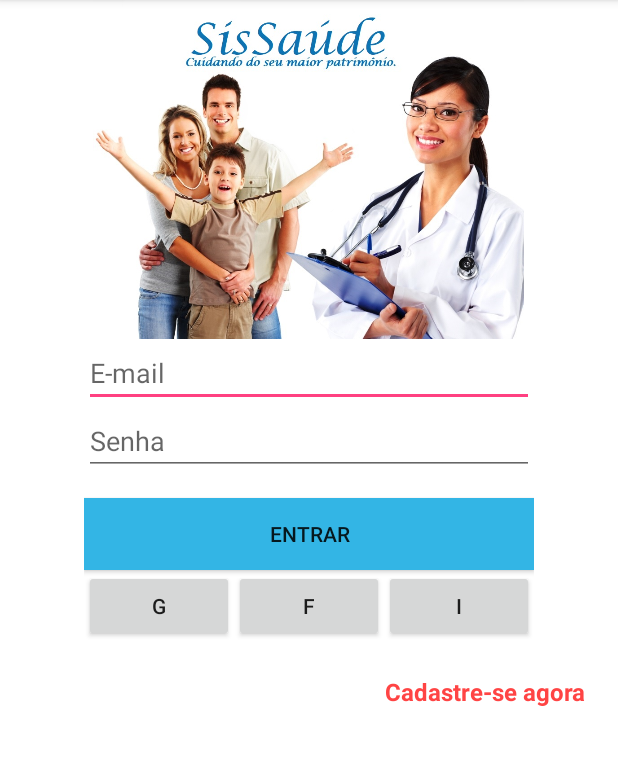
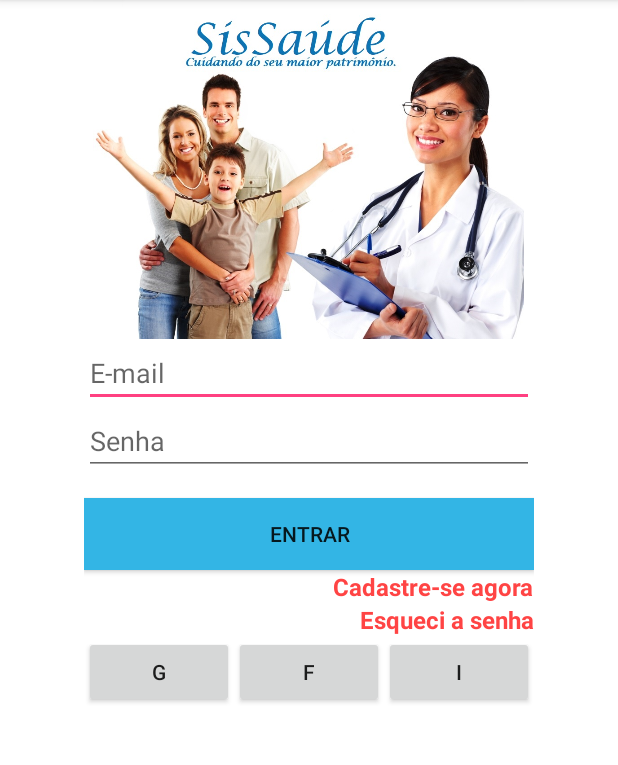
Before and after one commit to pauloweneson/sisSaude, an Android app: the screen it shows after launch (MainActivity), on a phone screen of 412 x 824 dp, the part 84-849 px from its top. Run offline under Robolectric (Android 15) with nearby library versions, the phone set to English and light mode, and no system bars.

Commit message:
Cadastro de usuário, faltou fazer funcionar a tela de recuperar senha.

```diff
--- a/app/build.gradle
+++ b/app/build.gradle
@@ -27,6 +27,10 @@ dependencies {
     compile 'com.android.support:appcompat-v7:25.3.1'
     compile 'com.android.support.constraint:constraint-layout:1.0.2'
     testCompile 'junit:junit:4.12'
+
+    compile 'com.google.firebase:firebase-auth:9.6.1'
+
+
 }
 
 apply plugin: 'com.google.gms.google-services'
--- a/app/src/main/java/com/wps/guiamedico/MainActivity.java
+++ b/app/src/main/java/com/wps/guiamedico/MainActivity.java
@@ -26,4 +26,8 @@ public class MainActivity extends AppCompatActivity {
         Intent telaCadastro = new Intent(MainActivity.this, cadastroActivity.class);
         startActivity(telaCadastro);
     }
+    public void linkEsqueciOnClick(View v) {
+        Intent telaEsqueci = new Intent(MainActivity.this, esqueciActivity.class);
+        startActivity(telaEsqueci);
+    }
 }
--- a/app/src/main/res/layout/activity_main.xml
+++ b/app/src/main/res/layout/activity_main.xml
@@ -49,6 +49,30 @@
             android:onClick="buttonOnClick"
             android:text="Entrar" />
 
+        <TextView
+            android:id="@+id/link_cadastrar"
+            android:layout_width="wrap_content"
+            android:layout_height="wrap_content"
+            android:layout_gravity="right"
+            android:onClick="linkCadastrarOnClick"
+            android:text="Cadastre-se agora"
+            android:textColor="@android:color/holo_red_light"
+            android:textColorLink="@android:color/holo_red_light"
+            android:textSize="16dp"
+            android:textStyle="bold" />
+
+        <TextView
+            android:id="@+id/link_esqueci_senha"
+            android:layout_width="wrap_content"
+            android:layout_height="wrap_content"
+            android:layout_gravity="right"
+            android:onClick="linkEsqueciOnClick"
+            android:text="Esqueci a senha"
+            android:textColor="@android:color/holo_red_light"
+            android:textColorLink="@android:color/holo_red_light"
+            android:textSize="16dp"
+            android:textStyle="bold" />
+
         <LinearLayout
             android:layout_width="match_parent"
             android:layout_height="match_parent"
@@ -79,15 +103,4 @@
 
     </LinearLayout>
 
-    <TextView
-        android:id="@+id/link_cadastrar"
-        android:layout_width="155dp"
-        android:layout_height="wrap_content"
-        android:layout_gravity="right"
-        android:onClick="linkCadastrarOnClick"
-        android:text="Cadastre-se agora"
-        android:textColor="@android:color/holo_red_light"
-        android:textColorLink="@android:color/holo_red_light"
-        android:textSize="16dp"
-        android:textStyle="bold" />
 </LinearLayout>
```
Also changed, not shown: app/src/main/java/com/wps/guiamedico/cadastroActivity.java (+17 -4 lines), app/src/main/java/com/wps/guiamedico/esqueciActivity.java (added, +46 -0 lines), app/src/main/res/layout/activity_esqueci_senha.xml (added, +40 -0 lines).
